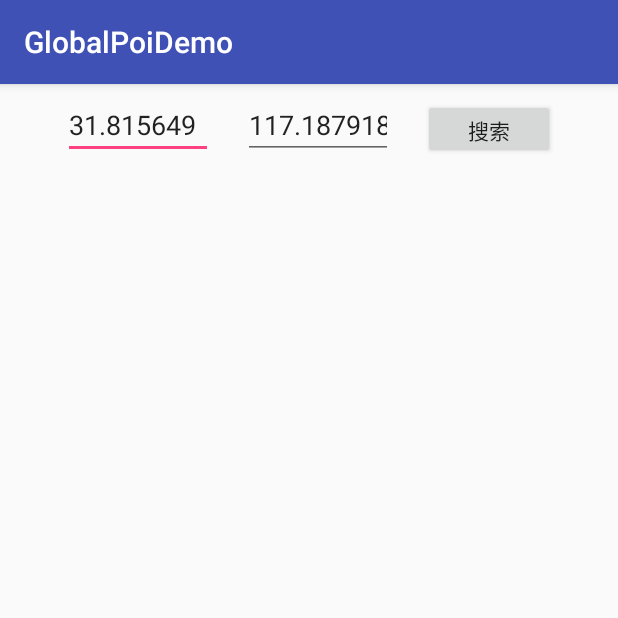
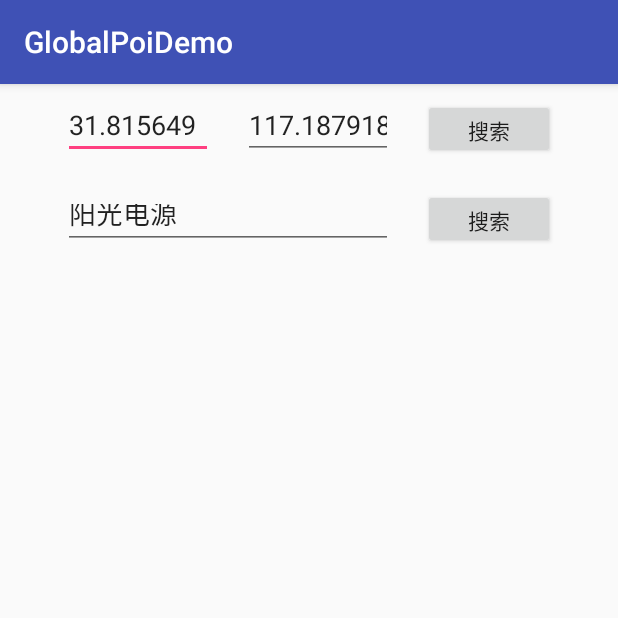
Before and after one commit to bravecheng/GlobalPoi, an Android app: the screen it shows after launch (MainActivity), on a phone screen of 412 x 824 dp, the top half of it. Run offline under Robolectric (Android 15) with nearby library versions, the phone set to English and light mode, and no system bars; libraries missing offline, so code that uses them is left out: com.alibaba.fastjson.

Commit message:
添加关键字搜索

```diff
--- a/app/src/main/java/mobi/chy/globalpoidemo/MainActivity.java
+++ b/app/src/main/java/mobi/chy/globalpoidemo/MainActivity.java
@@ -22,6 +22,8 @@ public class MainActivity extends AppCompatActivity implements GlobalPoiSearch.P
     private EditText etLat;
     private EditText etLng;
     private Button btnSearch;
+    private EditText etKeyword;
+    private Button btnKeyword;
     private ListView lvPoi;
     GlobalPoiSearch globalPoiSearch;
     PoiListAdapter mAdapter;
@@ -32,6 +34,8 @@ public class MainActivity extends AppCompatActivity implements GlobalPoiSearch.P
         setContentView(R.layout.activity_main);
         etLat = findViewById(R.id.lat);
         etLng = findViewById(R.id.lng);
+        etKeyword = findViewById(R.id.et_keyword);
+        btnKeyword = findViewById(R.id.btn_keyword);
         btnSearch = findViewById(R.id.btn_search);
         lvPoi = findViewById(R.id.lv_poi);
 
@@ -48,11 +52,17 @@ public class MainActivity extends AppCompatActivity implements GlobalPoiSearch.P
                 try {
                     double lat = Double.parseDouble(etLat.getText().toString());
                     double lng = Double.parseDouble(etLng.getText().toString());
-                    globalPoiSearch.setLatLng(lat, lng);
-                    globalPoiSearch.searchAsyn();
+                    globalPoiSearch.searchLatLngAsyn(lat, lng);
                 } catch (NumberFormatException e) {
                     Toast.makeText(MainActivity.this, "输入不合法", Toast.LENGTH_LONG).show();
                 }
+            }
+        });
+
+        btnKeyword.setOnClickListener(new View.OnClickListener() {
+            @Override
+            public void onClick(View v) {
+                globalPoiSearch.searchKeywordsAsyn(etKeyword.getText().toString(),"合肥市",1);
             }
         });
     }
--- a/app/src/main/res/layout/activity_main.xml
+++ b/app/src/main/res/layout/activity_main.xml
@@ -16,7 +16,7 @@
             android:id="@+id/lat"
             android:layout_width="100dp"
             android:layout_height="40dp"
-            android:inputType="numberDecimal"
+            android:inputType="numberSigned|numberDecimal"
             android:text="31.815649" />
 
         <EditText
@@ -24,7 +24,7 @@
             android:layout_width="100dp"
             android:layout_height="40dp"
             android:layout_marginLeft="20dp"
-            android:inputType="numberDecimal"
+            android:inputType="numberSigned|numberDecimal"
             android:text="117.187918" />
 
         <Button
@@ -35,10 +35,33 @@
             android:text="搜索" />
     </LinearLayout>
 
+    <LinearLayout
+        android:id="@+id/secound"
+        android:layout_width="match_parent"
+        android:layout_height="60dp"
+        android:gravity="center"
+        android:layout_below="@+id/top"
+        android:orientation="horizontal">
+
+        <EditText
+            android:id="@+id/et_keyword"
+            android:layout_width="220dp"
+            android:layout_height="40dp"
+            android:inputType="text"
+            android:text="阳光电源" />
+
+        <Button
+            android:id="@+id/btn_keyword"
+            android:layout_width="wrap_content"
+            android:layout_height="40dp"
+            android:layout_marginLeft="20dp"
+            android:text="搜索" />
+    </LinearLayout>
+
     <ListView
         android:id="@+id/lv_poi"
         android:layout_width="match_parent"
         android:layout_height="match_parent"
-        android:layout_below="@+id/top" />
+        android:layout_below="@+id/secound" />
 
 </RelativeLayout>
```
Also changed, not shown: globalpoi/src/main/java/mobi/chy/map/globalpoi/AMapUtil.java (+35 -2 lines), globalpoi/src/main/java/mobi/chy/map/globalpoi/AmapPoi.java (+9 -0 lines), globalpoi/src/main/java/mobi/chy/map/globalpoi/GlobalPoiSearch.java (+114 -31 lines), globalpoi/src/main/java/mobi/chy/map/globalpoi/Location.java (+9 -0 lines).
